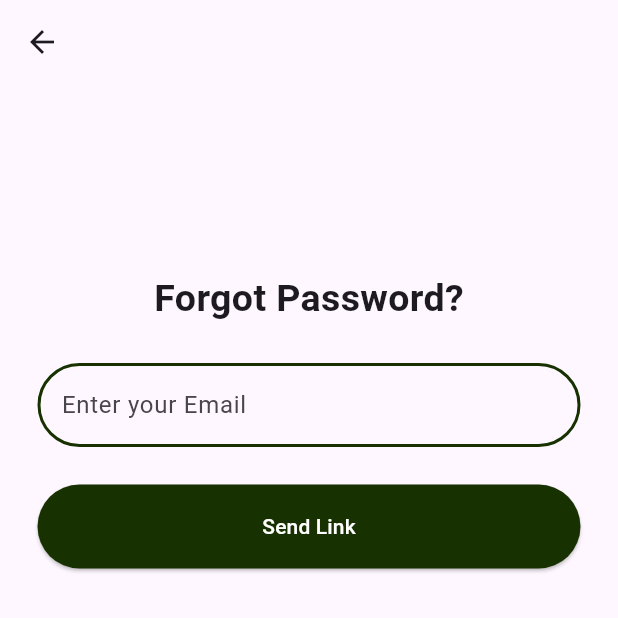
After one commit to Theprogrammizz/noted_flutter, a Flutter app: the screen it shows after launch, after a tap on "Forgot Password?", on a phone screen of 412 x 824 dp, the top half of it. The commit adds this screen. Run offline on Flutter 3.47's test engine with Material 3 defaults, Android fonts, the phone set to English and light mode, and no system bars; our stand-ins replace flutter_dotenv, flutter_riverpod, google_sign_in, supabase_flutter; accounts and stored records are empty.

Commit message:
Added Riverpod and Forgot password fun

```diff
--- /dev/null
+++ b/lib/providers/auth/auth_notifier.dart
@@ -0,0 +1,46 @@
+import 'package:flutter_riverpod/flutter_riverpod.dart';
+import 'package:noted_flutter/providers/auth/auth_provider.dart';
+import 'package:noted_flutter/services/auth_services.dart';
+import 'package:supabase_flutter/supabase_flutter.dart';
+
+class AuthNotifier extends AsyncNotifier<User?> {
+  late final AuthServices _services;
+  @override
+  Future<User?> build() async {
+    _services = ref.watch(authServiceProvider);
+    return null;
+  }
+
+  Future<void> login(String email, String password) async {
+    state = const AsyncLoading();
+
+    state = await AsyncValue.guard(() async {
+      return await _services.userLogin(email, password);
+    });
+  }
+
+  Future<void> signup(String email, String password) async {
+    state = const AsyncLoading();
+
+    state = await AsyncValue.guard(() async {
+      return await _services.userSignup(email, password);
+    });
+  }
+
+  Future<void> googleSignIn() async{
+    state = const AsyncLoading();
+
+    state = await AsyncValue.guard(() async{
+      return await _services.googleSignin();
+    });
+  }
+
+  Future<void> forgotPassword(String email) async {
+    state = const AsyncLoading();
+
+    state = await AsyncValue.guard(() async {
+      await _services.forgotPassword(email);
+      return null;
+    });
+  }
+}
--- /dev/null
+++ b/lib/providers/auth/auth_provider.dart
@@ -0,0 +1,6 @@
+import 'package:flutter_riverpod/flutter_riverpod.dart';
+import 'package:noted_flutter/services/auth_services.dart';
+
+final authServiceProvider = Provider<AuthServices>((ref){
+  return AuthServices();
+});
--- /dev/null
+++ b/lib/screens/auth/forgot_password_screen.dart
@@ -0,0 +1,70 @@
+import 'package:flutter/material.dart';
+import 'package:noted_flutter/services/auth_services.dart';
+
+class ForgotPasswordScreen extends StatefulWidget {
+  const ForgotPasswordScreen({super.key});
+
+  @override
+  State<ForgotPasswordScreen> createState() => _ForgotPasswordScreenState();
+}
+
+class _ForgotPasswordScreenState extends State<ForgotPasswordScreen> {
+  final emailController = TextEditingController();
+  @override
+  Widget build(BuildContext context) {
+    return Scaffold(
+      appBar: AppBar(),
+      body: SafeArea(
+        child: SingleChildScrollView(
+          child: Padding(
+            padding: const EdgeInsets.all(25.0),
+            child: Column(
+              children: [
+                SizedBox(height: 100),
+                      Text(
+                        "Forgot Password?",
+                        style: TextStyle(fontSize: 25, fontWeight: FontWeight.bold),
+                      ),
+
+                      SizedBox(height: 25),
+
+                      TextField(
+                        controller: emailController,
+                        keyboardType: TextInputType.emailAddress,
+                        onTapOutside: (event) {
+                          FocusManager.instance.primaryFocus?.unfocus();
+                        },
+                        decoration: InputDecoration(
+                          hintText: "Enter your Email",
+                          enabledBorder: borderStyle,
+                          focusedBorder: borderStyle
+                        ),
+                      ),
+                      SizedBox(height: 25),
+                      ElevatedButton(
+                        onPressed: () {
+                          final emailText = emailController.text.trim();
+                          if (emailText.isEmpty) return;
+
+                          AuthServices().forgotPassword(emailText);
+
+                        },
+                        style: ElevatedButton.styleFrom(
+                          minimumSize: Size(double.infinity, 56),
+                          backgroundColor: Color(0xFF173200),
+                        ),
+                        child: Text("Send Link", style: TextStyle(color: Colors.white)),
+                      ),
+              ],
+            ),
+          ),
+        ),
+      ),
+    );
+  }
+}
+
+final borderStyle = OutlineInputBorder(
+                      borderRadius: BorderRadius.circular(30),
+                      borderSide: BorderSide(color: Color(0xFF173200), width: 2),
+                    );
--- a/lib/screens/auth/login_screen.dart
+++ b/lib/screens/auth/login_screen.dart
@@ -1,4 +1,5 @@
 import 'package:flutter/material.dart';
+import 'package:noted_flutter/screens/auth/forgot_password_screen.dart';
 import 'package:noted_flutter/screens/auth/signup_screen.dart';
 import 'package:noted_flutter/services/auth_services.dart';
 
@@ -48,7 +49,7 @@ class _LoginScreenState extends State<LoginScreen> {
                   decoration: InputDecoration(
                     hintText: "Email",
                     enabledBorder: borderStyle,
-                    focusedBorder: borderStyle
+                    focusedBorder: borderStyle,
                   ),
                 ),
 
@@ -63,11 +64,24 @@ class _LoginScreenState extends State<LoginScreen> {
                   decoration: InputDecoration(
                     hintText: "Password",
                     enabledBorder: borderStyle,
-                    focusedBorder: borderStyle
+                    focusedBorder: borderStyle,
                   ),
                 ),
                 SizedBox(height: 15),
-                Text("Forgot Password?"),
+                GestureDetector(
+                  onTap: () {
+                    Navigator.push(
+                      context,
+                      MaterialPageRoute(
+                        builder: (context) => ForgotPasswordScreen(),
+                      ),
+                    );
+                  },
+                  child: Text(
+                    "Forgot Password?",
+                    style: TextStyle(decoration: TextDecoration.underline),
+                  ),
+                ),
                 SizedBox(height: 15),
                 ElevatedButton(
                   onPressed: () {
@@ -77,7 +91,6 @@ class _LoginScreenState extends State<LoginScreen> {
                     if (email.isEmpty || password.isEmpty) return;
 
                     auth.userLogin(email, password);
-
                   },
                   style: ElevatedButton.styleFrom(
                     minimumSize: Size(double.infinity, 56),
@@ -131,7 +144,7 @@ class _LoginScreenState extends State<LoginScreen> {
                   ),
                 ),
 
-                SizedBox(height: 15,),
+                SizedBox(height: 15),
 
                 Row(
                   mainAxisAlignment: MainAxisAlignment.center,
@@ -140,11 +153,19 @@ class _LoginScreenState extends State<LoginScreen> {
                     SizedBox(width: 5),
                     GestureDetector(
                       onTap: () {
-                          Navigator.push(context, MaterialPageRoute(builder: (context) => SignupScreen(),));
+                        Navigator.push(
+                          context,
+                          MaterialPageRoute(
+                            builder: (context) => SignupScreen(),
+                          ),
+                        );
                       },
                       child: Text(
                         "Signup",
-                          style: TextStyle(color: Color(0xFF173200),fontWeight: FontWeight.w500),
+                        style: TextStyle(
+                          color: Color(0xFF173200),
+                          fontWeight: FontWeight.w500,
+                        ),
                       ),
                     ),
                   ],
```
Also changed, not shown: lib/models/user_model.dart (added, +13 -0 lines), lib/services/auth_services.dart (+24 -23 lines). Lines whose indentation alone changed are shown as unchanged.
